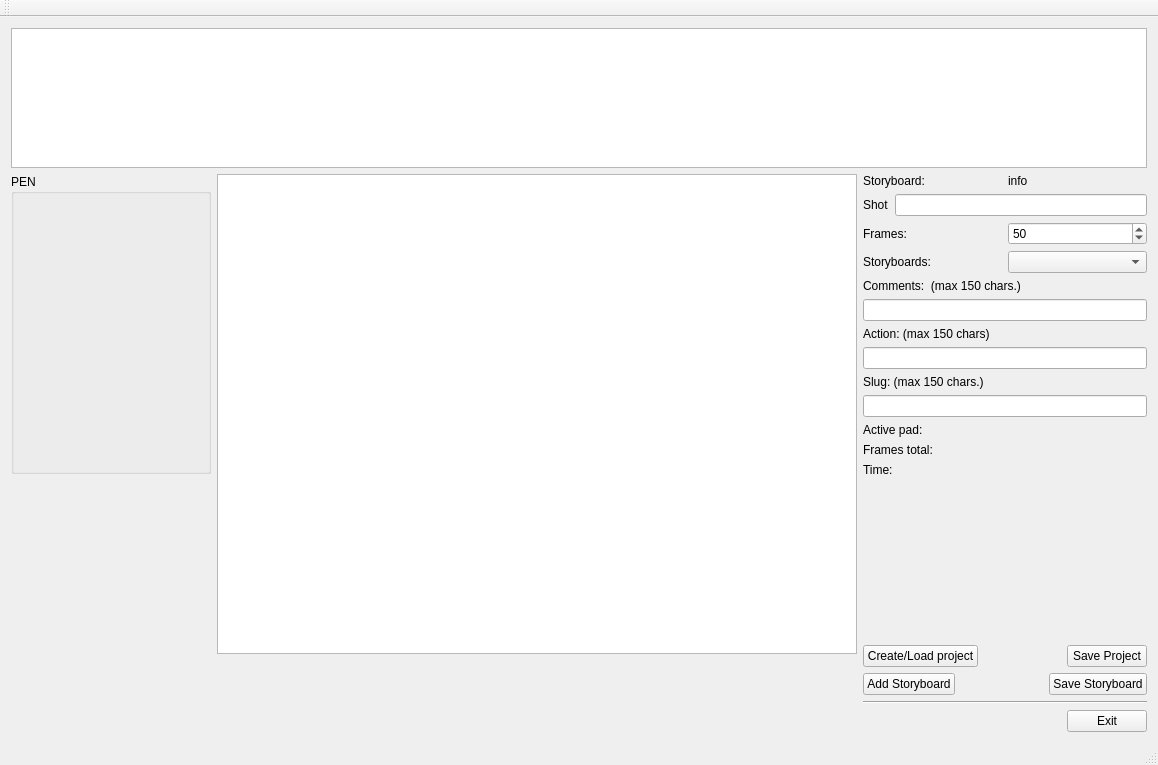
The window that mainwindow.ui (davidlamhauge/dastoryboard) describes before a commit, drawn with Qt 5.
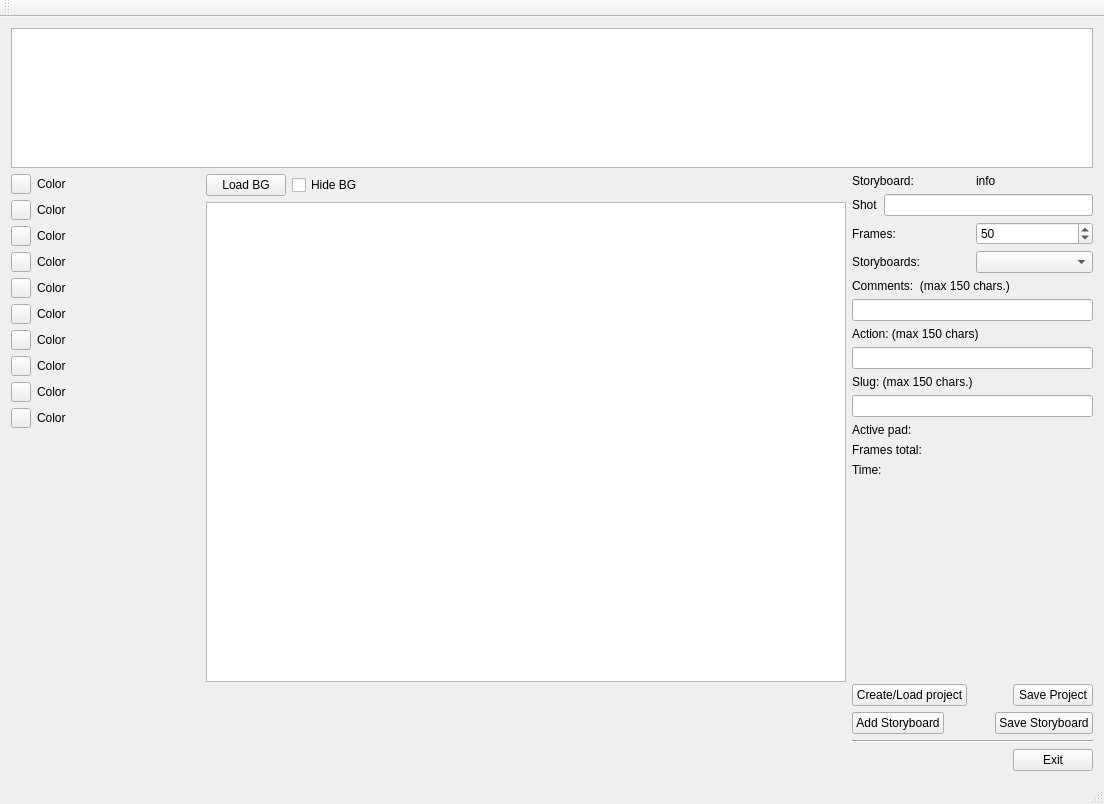
The same window after the commit. Icons and pictures are not drawn.

What changed in the file:
```diff
--- a/mainwindow.ui
+++ b/mainwindow.ui
@@ -6,8 +6,8 @@
    <rect>
     <x>0</x>
     <y>0</y>
-    <width>1158</width>
-    <height>765</height>
+    <width>1104</width>
+    <height>804</height>
    </rect>
   </property>
   <property name="sizePolicy">
@@ -24,7 +24,9 @@
     <normaloff>icon.png</normaloff>icon.png</iconset>
   </property>
   <widget class="QWidget" name="centralWidget">
-   <layout class="QVBoxLayout" name="verticalLayout_7">
+   <layout class="QVBoxLayout" name="verticalLayout_9">
+    <item>
+     <layout class="QVBoxLayout" name="verticalLayout_8">
     <item>
      <widget class="QGraphicsView" name="gvStoryboard">
       <property name="sizePolicy">
@@ -48,21 +50,372 @@
      </widget>
     </item>
     <item>
-     <layout class="QHBoxLayout" name="horizontalLayout_8">
+       <layout class="QHBoxLayout" name="horizontalLayout_19">
+        <item>
+         <layout class="QVBoxLayout" name="verticalLayout_7">
       <item>
        <layout class="QVBoxLayout" name="verticalLayout_5">
         <item>
-         <widget class="QGroupBox" name="groupBox">
+             <layout class="QHBoxLayout" name="horizontalLayout_18">
+              <item>
+               <widget class="QPushButton" name="btn0">
           <property name="minimumSize">
            <size>
-            <width>200</width>
-            <height>300</height>
-           </size>
-          </property>
-          <property name="title">
-           <string>PEN</string>
-          </property>
-         </widget>
+                  <width>20</width>
+                  <height>20</height>
+                 </size>
+                </property>
+                <property name="maximumSize">
+                 <size>
+                  <width>20</width>
+                  <height>20</height>
+                 </size>
+                </property>
+                <property name="text">
+                 <string notr="true"/>
+                </property>
+               </widget>
+              </item>
+              <item>
+               <widget class="QLabel" name="lab0">
+                <property name="sizePolicy">
+                 <sizepolicy hsizetype="Expanding" vsizetype="Preferred">
+                  <horstretch>0</horstretch>
+                  <verstretch>0</verstretch>
+                 </sizepolicy>
+                </property>
+                <property name="text">
+                 <string notr="true">Color</string>
+                </property>
+               </widget>
+              </item>
+             </layout>
+            </item>
+            <item>
+             <layout class="QHBoxLayout" name="horizontalLayout_8">
+              <item>
+               <widget class="QPushButton" name="btn1">
+                <property name="minimumSize">
+                 <size>
+                  <width>20</width>
+                  <height>20</height>
+                 </size>
+                </property>
+                <property name="maximumSize">
+                 <size>
+                  <width>20</width>
+                  <height>20</height>
+                 </size>
+                </property>
+                <property name="text">
+                 <string notr="true"/>
+                </property>
+               </widget>
+              </item>
+              <item>
+               <widget class="QLabel" name="lab1">
+                <property name="sizePolicy">
+                 <sizepolicy hsizetype="Expanding" vsizetype="Preferred">
+                  <horstretch>0</horstretch>
+                  <verstretch>0</verstretch>
+                 </sizepolicy>
+                </property>
+                <property name="text">
+                 <string notr="true">Color</string>
+                </property>
+               </widget>
+              </item>
+             </layout>
+            </item>
+            <item>
+             <layout class="QHBoxLayout" name="horizontalLayout_9">
+              <item>
+               <widget class="QPushButton" name="btn2">
+                <property name="minimumSize">
+                 <size>
+                  <width>20</width>
+                  <height>20</height>
+                 </size>
+                </property>
+                <property name="maximumSize">
+                 <size>
+                  <width>20</width>
+                  <height>20</height>
+                 </size>
+                </property>
+                <property name="text">
+                 <string notr="true"/>
+                </property>
+               </widget>
+              </item>
+              <item>
+               <widget class="QLabel" name="lab2">
+                <property name="sizePolicy">
+                 <sizepolicy hsizetype="Expanding" vsizetype="Preferred">
+                  <horstretch>0</horstretch>
+                  <verstretch>0</verstretch>
+                 </sizepolicy>
+                </property>
+                <property name="text">
+                 <string notr="true">Color</string>
+                </property>
+               </widget>
+              </item>
+             </layout>
+            </item>
+            <item>
+             <layout class="QHBoxLayout" name="horizontalLayout_10">
+              <item>
+               <widget class="QPushButton" name="btn3">
+                <property name="minimumSize">
+                 <size>
+                  <width>20</width>
+                  <height>20</height>
+                 </size>
+                </property>
+                <property name="maximumSize">
+                 <size>
+                  <width>20</width>
+                  <height>20</height>
+                 </size>
+                </property>
+                <property name="text">
+                 <string notr="true"/>
+                </property>
+               </widget>
+              </item>
+              <item>
+               <widget class="QLabel" name="lab3">
+                <property name="sizePolicy">
+                 <sizepolicy hsizetype="Expanding" vsizetype="Preferred">
+                  <horstretch>0</horstretch>
+                  <verstretch>0</verstretch>
+                 </sizepolicy>
+                </property>
+                <property name="text">
+                 <string notr="true">Color</string>
+                </property>
+               </widget>
+              </item>
+             </layout>
+            </item>
+            <item>
+             <layout class="QHBoxLayout" name="horizontalLayout_11">
+              <item>
+               <widget class="QPushButton" name="btn4">
+                <property name="minimumSize">
+                 <size>
+                  <width>20</width>
+                  <height>20</height>
+                 </size>
+                </property>
+                <property name="maximumSize">
+                 <size>
+                  <width>20</width>
+                  <height>20</height>
+                 </size>
+                </property>
+                <property name="text">
+                 <string notr="true"/>
+                </property>
+               </widget>
+              </item>
+              <item>
+               <widget class="QLabel" name="lab4">
+                <property name="sizePolicy">
+                 <sizepolicy hsizetype="Expanding" vsizetype="Preferred">
+                  <horstretch>0</horstretch>
+                  <verstretch>0</verstretch>
+                 </sizepolicy>
+                </property>
+                <property name="text">
+                 <string notr="true">Color</string>
+                </property>
+               </widget>
+              </item>
+             </layout>
+            </item>
+            <item>
+             <layout class="QHBoxLayout" name="horizontalLayout_12">
+              <item>
+               <widget class="QPushButton" name="btn5">
+                <property name="minimumSize">
+                 <size>
+                  <width>20</width>
+                  <height>20</height>
+                 </size>
+                </property>
+                <property name="maximumSize">
+                 <size>
+                  <width>20</width>
+                  <height>20</height>
+                 </size>
+                </property>
+                <property name="text">
+                 <string notr="true"/>
+                </property>
+               </widget>
+              </item>
+              <item>
+               <widget class="QLabel" name="lab5">
+                <property name="sizePolicy">
+                 <sizepolicy hsizetype="Expanding" vsizetype="Preferred">
+                  <horstretch>0</horstretch>
+                  <verstretch>0</verstretch>
+                 </sizepolicy>
+                </property>
+                <property name="text">
+                 <string notr="true">Color</string>
+                </property>
+               </widget>
+              </item>
+             </layout>
+            </item>
+            <item>
+             <layout class="QHBoxLayout" name="horizontalLayout_13">
+              <item>
+               <widget class="QPushButton" name="btn6">
+                <property name="minimumSize">
+                 <size>
+                  <width>20</width>
+                  <height>20</height>
+                 </size>
+                </property>
+                <property name="maximumSize">
+                 <size>
+                  <width>20</width>
+                  <height>20</height>
+                 </size>
+                </property>
+                <property name="text">
+                 <string notr="true"/>
+                </property>
+               </widget>
+              </item>
+              <item>
+               <widget class="QLabel" name="lab6">
+                <property name="sizePolicy">
+                 <sizepolicy hsizetype="Expanding" vsizetype="Preferred">
+                  <horstretch>0</horstretch>
+                  <verstretch>0</verstretch>
+                 </sizepolicy>
+                </property>
+                <property name="text">
+                 <string notr="true">Color</string>
+                </property>
+               </widget>
+              </item>
+             </layout>
+            </item>
+            <item>
+             <layout class="QHBoxLayout" name="horizontalLayout_14">
+              <item>
+               <widget class="QPushButton" name="btn7">
+                <property name="minimumSize">
+                 <size>
+                  <width>20</width>
+                  <height>20</height>
+                 </size>
+                </property>
+                <property name="maximumSize">
+                 <size>
+                  <width>20</width>
+                  <height>20</height>
+                 </size>
+                </property>
+                <property name="text">
+                 <string notr="true"/>
+                </property>
+               </widget>
+              </item>
+              <item>
+               <widget class="QLabel" name="lab7">
+                <property name="sizePolicy">
+                 <sizepolicy hsizetype="Expanding" vsizetype="Preferred">
+                  <horstretch>0</horstretch>
+                  <verstretch>0</verstretch>
+                 </sizepolicy>
+                </property>
+                <property name="text">
+                 <string notr="true">Color</string>
+                </property>
+               </widget>
+              </item>
+             </layout>
+            </item>
+            <item>
+             <layout class="QHBoxLayout" name="horizontalLayout_15">
+              <item>
+               <widget class="QPushButton" name="btn8">
+                <property name="minimumSize">
+                 <size>
+                  <width>20</width>
+                  <height>20</height>
+                 </size>
+                </property>
+                <property name="maximumSize">
+                 <size>
+                  <width>20</width>
+                  <height>20</height>
+                 </size>
+                </property>
+                <property name="text">
+                 <string notr="true"/>
+                </property>
+               </widget>
+              </item>
+              <item>
+               <widget class="QLabel" name="lab8">
+                <property name="sizePolicy">
+                 <sizepolicy hsizetype="Expanding" vsizetype="Preferred">
+                  <horstretch>0</horstretch>
+                  <verstretch>0</verstretch>
+                 </sizepolicy>
+                </property>
+                <property name="text">
+                 <string notr="true">Color</string>
+                </property>
+               </widget>
+              </item>
+             </layout>
+            </item>
+            <item>
+             <layout class="QHBoxLayout" name="horizontalLayout_16">
+              <item>
+               <widget class="QPushButton" name="btn9">
+                <property name="minimumSize">
+                 <size>
+                  <width>20</width>
+                  <height>20</height>
+                 </size>
+                </property>
+                <property name="maximumSize">
+                 <size>
+                  <width>20</width>
+                  <height>20</height>
+                 </size>
+                </property>
+                <property name="text">
+                 <string notr="true"/>
+                </property>
+               </widget>
+              </item>
+              <item>
+               <widget class="QLabel" name="lab9">
+                <property name="sizePolicy">
+                 <sizepolicy hsizetype="Expanding" vsizetype="Preferred">
+                  <horstretch>0</horstretch>
+                  <verstretch>0</verstretch>
+                 </sizepolicy>
+                </property>
+                <property name="text">
+                 <string notr="true">Color</string>
+                </property>
+               </widget>
+              </item>
+             </layout>
+            </item>
+           </layout>
         </item>
         <item>
          <spacer name="verticalSpacer_3">
@@ -81,6 +434,37 @@
       </item>
       <item>
        <layout class="QVBoxLayout" name="verticalLayout_4">
+          <item>
+           <layout class="QHBoxLayout" name="horizontalLayout_17">
+            <item>
+             <widget class="QPushButton" name="btnBG">
+              <property name="text">
+               <string>Load BG</string>
+              </property>
+             </widget>
+            </item>
+            <item>
+             <widget class="QCheckBox" name="cbBG">
+              <property name="text">
+               <string>Hide BG</string>
+              </property>
+             </widget>
+            </item>
+            <item>
+             <spacer name="horizontalSpacer_4">
+              <property name="orientation">
+               <enum>Qt::Horizontal</enum>
+              </property>
+              <property name="sizeHint" stdset="0">
+               <size>
+                <width>40</width>
+                <height>20</height>
+               </size>
+              </property>
+             </spacer>
+            </item>
+           </layout>
+          </item>
         <item>
          <widget class="QGraphicsView" name="gvSketchPad">
           <property name="minimumSize">
@@ -402,6 +786,8 @@
      </layout>
     </item>
    </layout>
+    </item>
+   </layout>
   </widget>
   <widget class="QMenuBar" name="menuBar">
    <property name="geometry">
```
Left out of the diff: 58 changed lines with no effect on the pictures. Lines whose indentation alone changed are shown as unchanged.
